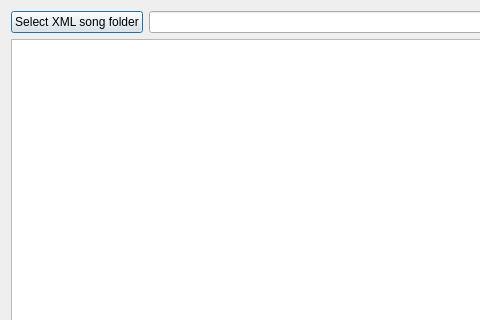
Before: the Qt Designer form xml_converter/XMLConverterDialog.ui in bohning/usdb_syncer_addons, drawn with Qt 5; both pictures show x 0 to 480 and y 0 to 320 of the 767 by 628 pixel window.
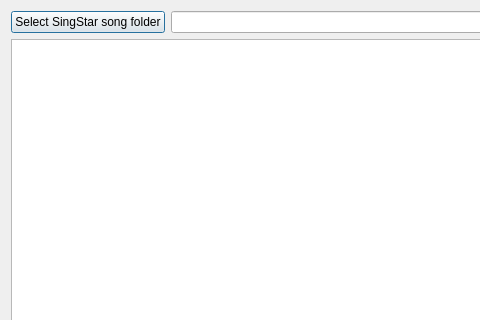
After: the same form once the commit is applied.

Commit message: Update converter UI to check for whole disc directories

What changed in the file:
```diff
--- a/xml_converter/XMLConverterDialog.ui
+++ b/xml_converter/XMLConverterDialog.ui
@@ -22,7 +22,7 @@
      <item>
       <widget class="QPushButton" name="pushbutton_pick_xml_folder">
        <property name="text">
-        <string>Select XML song folder</string>
+        <string>Select SingStar song folder</string>
        </property>
       </widget>
      </item>
```
The commit also changes 2 other files.
